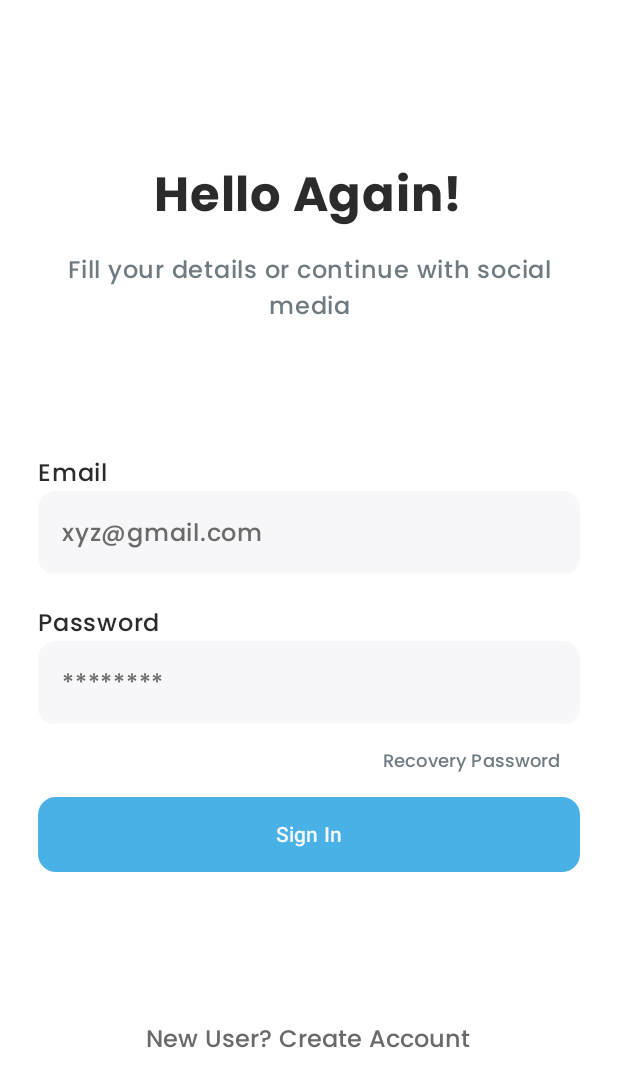
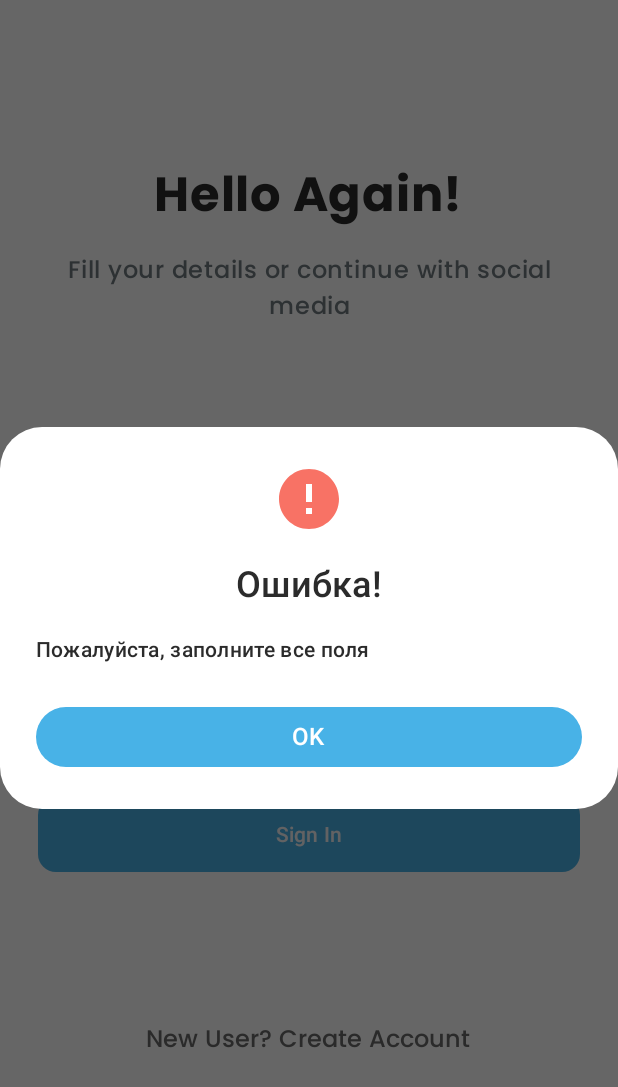
Before and after one commit to Goorle/Matule, an Android app built with Jetpack Compose: the screen it shows after launch (MainActivity), after a tap on "Sign In", on a phone screen of 412 x 824 dp. Shown: the top 1087 px of the screen. Run offline under Robolectric (Android 15) with nearby library versions, the phone set to English and light mode, and no system bars; libraries missing offline, so code that uses them is left out: io.github.jan.supabase.

Commit message:
do sign in logic

```diff
--- a/app/src/main/AndroidManifest.xml
+++ b/app/src/main/AndroidManifest.xml
@@ -1,7 +1,7 @@
 <?xml version="1.0" encoding="utf-8"?>
 <manifest xmlns:android="http://schemas.android.com/apk/res/android"
     xmlns:tools="http://schemas.android.com/tools">
-
+    <uses-permission android:name="android.permission.INTERNET"/>
     <application
         android:allowBackup="true"
         android:dataExtractionRules="@xml/data_extraction_rules"
--- a/app/src/main/java/com/example/matule/presentation/MainActivity.kt
+++ b/app/src/main/java/com/example/matule/presentation/MainActivity.kt
@@ -5,7 +5,8 @@ import androidx.activity.ComponentActivity
 import androidx.activity.compose.setContent
 import androidx.activity.enableEdgeToEdge
 import androidx.compose.runtime.Composable
-import com.example.matule.presentation.screens.SignIn
+import androidx.navigation.compose.rememberNavController
+import com.example.matule.presentation.navigation.NavigationApp
 import com.example.matule.presentation.ui.theme.MatuleTheme
 
 class MainActivity : ComponentActivity() {
@@ -23,5 +24,7 @@ class MainActivity : ComponentActivity() {
 
 @Composable
 fun MainScreen() {
-    SignIn()
+    NavigationApp(
+        rememberNavController()
+    )
 }
--- /dev/null
+++ b/app/src/main/java/com/example/matule/presentation/navigation/NavigationApp.kt
@@ -0,0 +1,31 @@
+package com.example.matule.presentation.navigation
+
+import androidx.compose.runtime.Composable
+import androidx.navigation.NavHostController
+import androidx.navigation.compose.NavHost
+import androidx.navigation.compose.composable
+import com.example.matule.presentation.screens.Home
+import com.example.matule.presentation.screens.SignIn
+
+@Composable
+fun NavigationApp(
+    navHostController: NavHostController
+) {
+
+    NavHost(
+        navController = navHostController,
+        startDestination = Routes.SignIn.route
+    ) {
+        composable(Routes.SignIn.route) {
+            SignIn(
+                onClickSignIn = {
+                    navHostController.navigate(Routes.Home.route)
+                }
+            )
+        }
+
+        composable(Routes.Home.route) {
+            Home()
+        }
+    }
+}
--- /dev/null
+++ b/app/src/main/java/com/example/matule/presentation/navigation/Routes.kt
@@ -0,0 +1,7 @@
+package com.example.matule.presentation.navigation
+
+sealed class Routes(val route: String) {
+    object SignIn: Routes("SignIn")
+    object Home: Routes("Home")
+
+}
--- a/app/src/main/java/com/example/matule/presentation/screens/SignIn.kt
+++ b/app/src/main/java/com/example/matule/presentation/screens/SignIn.kt
@@ -8,22 +8,32 @@ import androidx.compose.foundation.layout.fillMaxSize
 import androidx.compose.foundation.layout.fillMaxWidth
 import androidx.compose.foundation.layout.height
 import androidx.compose.foundation.layout.padding
+import androidx.compose.foundation.layout.size
 import androidx.compose.foundation.shape.RoundedCornerShape
+import androidx.compose.material3.AlertDialog
 import androidx.compose.material3.Button
 import androidx.compose.material3.ButtonDefaults
+import androidx.compose.material3.CircularProgressIndicator
+import androidx.compose.material3.Icon
+import androidx.compose.material3.IconButton
 import androidx.compose.material3.Text
 import androidx.compose.material3.TextButton
 import androidx.compose.material3.TextField
 import androidx.compose.material3.TextFieldDefaults
 import androidx.compose.runtime.Composable
+import androidx.compose.runtime.LaunchedEffect
 import androidx.compose.ui.Alignment
 import androidx.compose.ui.Modifier
+import androidx.compose.ui.res.painterResource
 import androidx.compose.ui.res.stringResource
 import androidx.compose.ui.text.font.FontWeight
+import androidx.compose.ui.text.input.PasswordVisualTransformation
+import androidx.compose.ui.text.input.VisualTransformation
 import androidx.compose.ui.text.style.TextAlign
 import androidx.compose.ui.tooling.preview.Preview
 import androidx.compose.ui.unit.dp
 import androidx.compose.ui.unit.sp
+import androidx.lifecycle.viewModelScope
 import androidx.lifecycle.viewmodel.compose.viewModel
 import com.example.matule.R
 import com.example.matule.domain.font.poppins
@@ -32,13 +42,16 @@ import com.example.matule.presentation.ui.theme.Background
 import com.example.matule.presentation.ui.theme.Block
 import com.example.matule.presentation.ui.theme.Disable
 import com.example.matule.presentation.ui.theme.Hint
+import com.example.matule.presentation.ui.theme.Red
 import com.example.matule.presentation.ui.theme.SubTextDark
 import com.example.matule.presentation.ui.theme.TextColor
 import com.example.matule.presentation.viewmodel.SignInViewModel
+import kotlinx.coroutines.launch
 
 @Composable
 fun SignIn(
-    viewModel: SignInViewModel = viewModel()
+    viewModel: SignInViewModel = viewModel(),
+    onClickSignIn: () -> Unit
 ) {
     val textFieldColors = TextFieldDefaults.colors(
         unfocusedTextColor = TextColor,
@@ -140,6 +153,22 @@ fun SignIn(
                             fontWeight = FontWeight.Medium
                         )
                     },
+                    trailingIcon = {
+                        IconButton(
+                            onClick = {
+                                viewModel.visualPassword = if (viewModel.visualPassword is PasswordVisualTransformation) VisualTransformation.None else PasswordVisualTransformation()
+                            }
+                        ) {
+                            val painter = if (viewModel.visualPassword is PasswordVisualTransformation) painterResource(R.drawable.eye_closed) else painterResource(R.drawable.eye_open)
+                            Icon(
+                                painter = painter,
+                                contentDescription = "Visual password",
+                                tint = Hint,
+                                modifier = Modifier.size(24.dp)
+                            )
+                        }
+                    },
+                    visualTransformation = viewModel.visualPassword,
                     shape = RoundedCornerShape(12.dp),
                     modifier = Modifier
                         .fillMaxWidth(),
@@ -164,7 +193,19 @@ fun SignIn(
             }
 
             Button(
-                onClick = {},
+                onClick = {
+                    if (viewModel.login.isEmpty() && viewModel.password.isEmpty()) {
+                        viewModel.visibleDialog = true
+                        viewModel.textError = "Пожалуйста, заполните все поля"
+                    } else {
+                        viewModel.viewModelScope.launch {
+                            viewModel.signIn(viewModel.login, viewModel.password)
+                            if (viewModel.idUser != null) {
+                                onClickSignIn()
+                            }
+                        }
+                    }
+                },
                 modifier = Modifier
                     .fillMaxWidth()
                     .height(50.dp),
@@ -175,11 +216,17 @@ fun SignIn(
                 ),
                 shape = RoundedCornerShape(12.dp)
             ) {
-                Text(
-                    text = stringResource(R.string.sign_in),
-                    fontSize = 14.sp,
-                    fontWeight = FontWeight.SemiBold
-                )
+                if (viewModel.isLoading) {
+                    CircularProgressIndicator(color = Block)
+                } else {
+
+
+                    Text(
+                        text = stringResource(R.string.sign_in),
+                        fontSize = 14.sp,
+                        fontWeight = FontWeight.SemiBold
+                    )
+                }
             }
         }
 
@@ -199,11 +246,67 @@ fun SignIn(
             )
         }
     }
+
+    if (viewModel.visibleDialog) {
+        DialogError(viewModel)
+    }
+}
+
+@Composable
+fun DialogError(
+    viewModel: SignInViewModel
+    ) {
+    AlertDialog(
+        onDismissRequest = {
+            viewModel.visibleDialog = false
+        },
+        confirmButton = {
+            Button(
+                onClick = {
+                    viewModel.visibleDialog = false
+                },
+                colors = ButtonDefaults.buttonColors(
+                    containerColor = Accent
+                ),
+                modifier = Modifier.fillMaxWidth()
+            ) {
+                Text(
+                    text = "OK",
+                    fontSize = 16.sp
+                )
+            }
+        },
+        icon = {
+            Icon(
+                painter = painterResource(R.drawable.error),
+                contentDescription = "Error",
+                tint = Red,
+                modifier = Modifier.size(48.dp)
+            )
+        },
+        containerColor = Block,
+        title = {
+            Text(
+                text = "Ошибка!",
+                fontSize = 24.sp,
+                color = TextColor,
+                fontFamily = poppins
+            )
+        },
+        text = {
+            Text(
+                text = viewModel.textError,
+                fontSize = 14.sp,
+                color = TextColor,
+                fontFamily = poppins
+            )
+        }
+    )
 }
 
 
 @Preview(showBackground = true)
 @Composable
 fun SignInPreview() {
-    SignIn()
+    SignIn() {}
 }
--- /dev/null
+++ b/app/src/main/res/drawable/error.xml
@@ -0,0 +1,5 @@
+<vector xmlns:android="http://schemas.android.com/apk/res/android" android:height="24dp" android:tint="#000000" android:viewportHeight="24" android:viewportWidth="24" android:width="24dp">
+
+    <path android:fillColor="@android:color/white" android:pathData="M12,2C6.48,2 2,6.48 2,12s4.48,10 10,10 10,-4.48 10,-10S17.52,2 12,2zM13,17h-2v-2h2v2zM13,13h-2L11,7h2v6z"/>
+
+</vector>
--- /dev/null
+++ b/app/src/main/res/drawable/eye_closed.xml
@@ -0,0 +1,21 @@
+<vector xmlns:android="http://schemas.android.com/apk/res/android"
+    android:width="25dp"
+    android:height="20dp"
+    android:viewportWidth="25"
+    android:viewportHeight="20">
+  <path
+      android:pathData="M3.038,0.64C2.718,0.959 2.718,1.477 3.038,1.797L20.461,19.22C20.781,19.54 21.299,19.54 21.618,19.22C21.938,18.901 21.938,18.383 21.618,18.063L4.195,0.64C3.875,0.32 3.357,0.32 3.038,0.64Z"
+      android:fillColor="#2B2B2B"/>
+  <path
+      android:pathData="M0.5,9.829C0.5,9.136 1.889,7.102 4.126,5.271L5.26,6.458C5.193,6.512 5.127,6.566 5.061,6.621C4.068,7.448 3.278,8.303 2.75,9.003C2.484,9.355 2.304,9.643 2.198,9.849C2.18,9.883 2.165,9.913 2.154,9.937L2.156,9.946C2.175,10.025 2.209,10.131 2.265,10.264C2.377,10.533 2.561,10.867 2.828,11.25C3.362,12.015 4.164,12.884 5.179,13.703C7.225,15.354 9.942,16.647 12.773,16.647C13.459,16.647 14.132,16.567 14.784,16.421L16.072,17.769C15.031,18.094 13.925,18.284 12.773,18.284C6.145,18.284 0.5,12.283 0.5,9.829Z"
+      android:fillColor="#2B2B2B"/>
+  <path
+      android:pathData="M8.136,10.374C8.136,10.091 8.162,9.814 8.21,9.544L13.396,14.969C13.192,14.997 12.984,15.011 12.773,15.011C10.212,15.011 8.136,12.935 8.136,10.374Z"
+      android:fillColor="#2B2B2B"/>
+  <path
+      android:pathData="M11.655,5.874L17.219,11.694C17.343,11.276 17.409,10.833 17.409,10.374C17.409,7.814 15.333,5.738 12.773,5.738C12.387,5.738 12.013,5.785 11.655,5.874Z"
+      android:fillColor="#2B2B2B"/>
+  <path
+      android:pathData="M20.044,13.643C19.871,13.795 19.692,13.944 19.508,14.089L20.643,15.277C23.03,13.351 24.5,11 24.5,9.829C24.5,7.92 19.127,1.92 12.5,1.92C11.128,1.92 9.809,2.2 8.581,2.658L9.83,3.964C10.693,3.705 11.589,3.556 12.5,3.556C15.327,3.556 17.977,4.846 19.963,6.436C20.947,7.224 21.722,8.05 22.236,8.753C22.493,9.105 22.667,9.402 22.77,9.626C22.826,9.747 22.85,9.822 22.859,9.856C22.851,9.905 22.825,10.021 22.749,10.21C22.645,10.47 22.474,10.799 22.228,11.179C21.734,11.938 20.991,12.814 20.044,13.643Z"
+      android:fillColor="#2B2B2B"/>
+</vector>
--- /dev/null
+++ b/app/src/main/res/drawable/eye_open.xml
@@ -0,0 +1,9 @@
+<vector xmlns:android="http://schemas.android.com/apk/res/android"
+    android:width="25dp"
+    android:height="24dp"
+    android:viewportWidth="25"
+    android:viewportHeight="24">
+  <path
+      android:pathData="M12.5,9C13.296,9 14.059,9.316 14.621,9.879C15.184,10.441 15.5,11.204 15.5,12C15.5,12.796 15.184,13.559 14.621,14.121C14.059,14.684 13.296,15 12.5,15C11.704,15 10.941,14.684 10.379,14.121C9.816,13.559 9.5,12.796 9.5,12C9.5,11.204 9.816,10.441 10.379,9.879C10.941,9.316 11.704,9 12.5,9ZM12.5,4.5C17.5,4.5 21.77,7.61 23.5,12C21.77,16.39 17.5,19.5 12.5,19.5C7.5,19.5 3.23,16.39 1.5,12C3.23,7.61 7.5,4.5 12.5,4.5ZM3.68,12C4.488,13.65 5.743,15.041 7.302,16.013C8.862,16.986 10.662,17.501 12.5,17.501C14.338,17.501 16.138,16.986 17.698,16.013C19.257,15.041 20.512,13.65 21.32,12C20.512,10.35 19.257,8.959 17.698,7.987C16.138,7.014 14.338,6.499 12.5,6.499C10.662,6.499 8.862,7.014 7.302,7.987C5.743,8.959 4.488,10.35 3.68,12Z"
+      android:fillColor="#2B2B2B"/>
+</vector>
```
Also changed, not shown: app/build.gradle.kts (+12 -0 lines), app/src/main/java/com/example/matule/data/Database.kt (added, +17 -0 lines), app/src/main/java/com/example/matule/data/Repositories.kt (added, +23 -0 lines), app/src/main/java/com/example/matule/domain/models/User.kt (added, +14 -0 lines), app/src/main/java/com/example/matule/presentation/screens/Home.kt (added, +8 -0 lines), app/src/main/java/com/example/matule/presentation/viewmodel/SignInViewModel.kt (+44 -0 lines).
